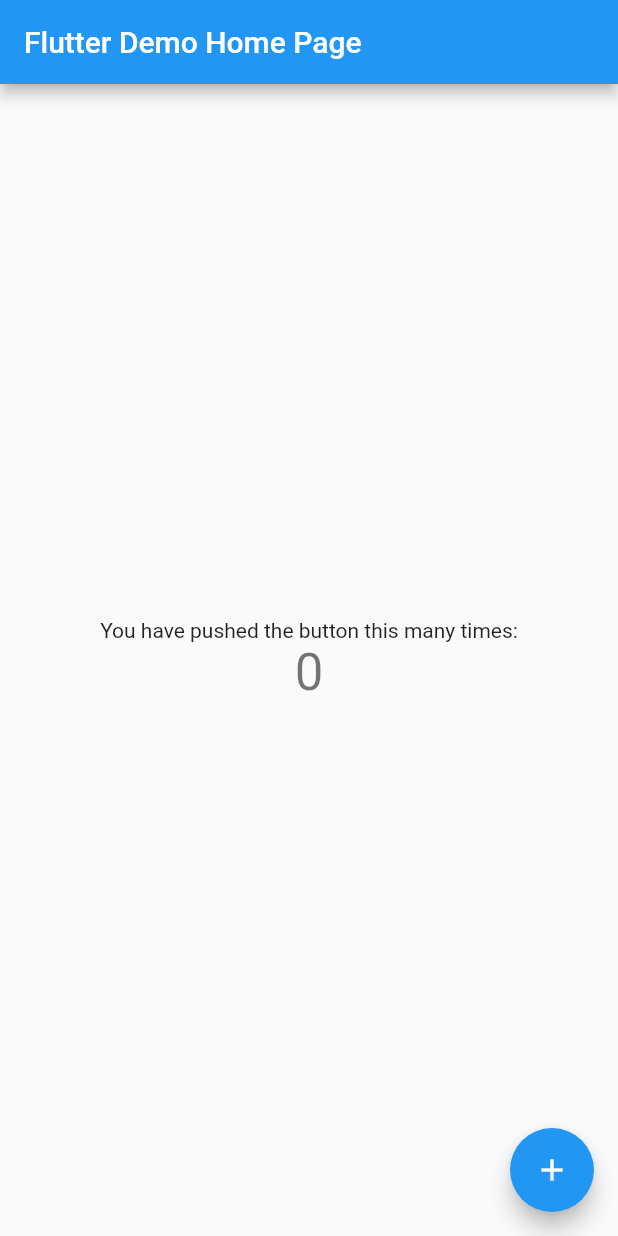
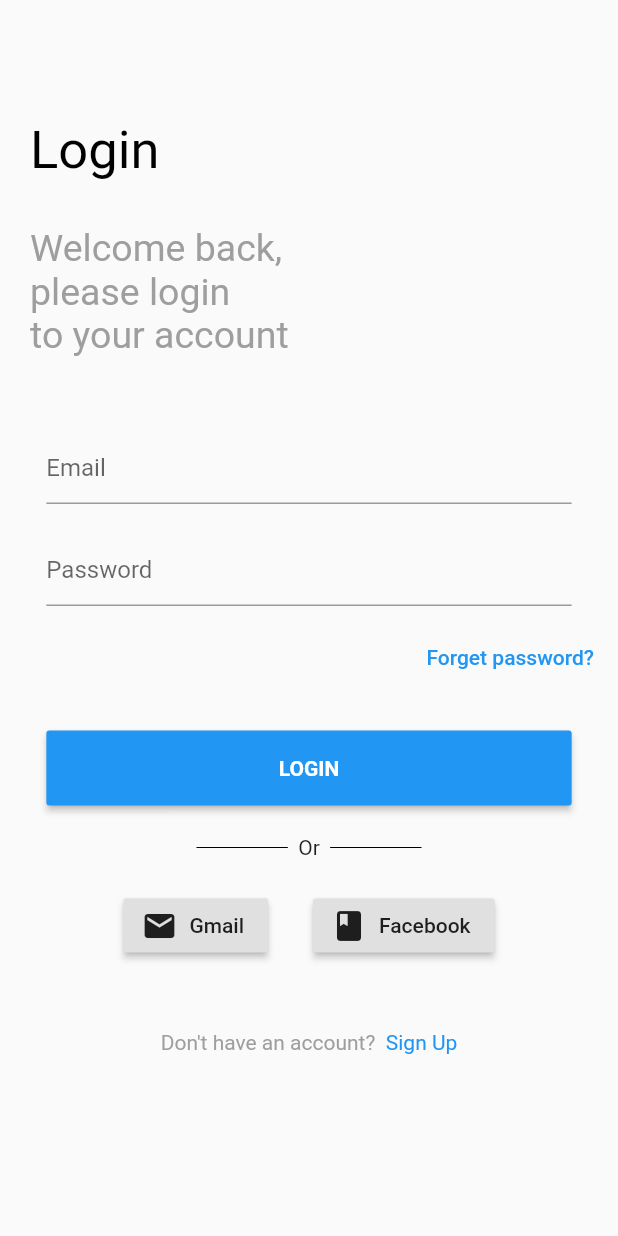
Before and after one commit to AdiKK17/login_signup, a Flutter app: the screen it shows after launch, on a phone screen of 412 x 824 dp. Run offline on Flutter 3.47's test engine with Material 2 defaults, Android fonts, the phone set to English and light mode, and no system bars; our stand-ins replace google_sign_in, shared_preferences.

Commit message:
signIn with google is working

```diff
--- /dev/null
+++ b/lib/auth_page.dart
@@ -0,0 +1,334 @@
+import 'dart:convert';
+
+import 'package:flutter/material.dart';
+import 'package:loginsignup/home_page.dart';
+
+import 'package:provider/provider.dart';
+import 'package:google_sign_in/google_sign_in.dart';
+import 'package:http/http.dart' as http;
+
+import 'auth_provider.dart';
+
+enum AuthMode { Login, SignUp }
+
+class AuthenticationPage extends StatefulWidget {
+  final bool againLogging;
+
+  AuthenticationPage({this.againLogging = false});
+
+  @override
+  State<StatefulWidget> createState() {
+    // TODO: implement createState
+    return _AuthenticationPage();
+  }
+}
+
+class _AuthenticationPage extends State<AuthenticationPage> {
+  var _isLoading = false;
+  AuthMode _authMode = AuthMode.Login;
+  final GlobalKey<FormState> _formKey = GlobalKey<FormState>();
+  final TextEditingController _passwordTextController = TextEditingController();
+
+  GoogleSignIn _googleSignIn = GoogleSignIn(
+    scopes: <String>[
+      'email',
+    'profile',
+//      'https://www.googleapis.com/auth/contacts.readonly',
+    ],
+  );
+  GoogleSignInAccount _currentUser;
+  String _contactText;
+
+  @override
+  void initState() {
+    super.initState();
+    _googleSignIn.disconnect();
+    _googleSignIn.onCurrentUserChanged.listen((GoogleSignInAccount account) {
+      setState(() {
+        _currentUser = account;
+        print(account.displayName);
+        _shift(account.displayName);
+      });
+    });
+  }
+
+  _shift(name){
+    Navigator.of(context).pushReplacement(MaterialPageRoute(builder: (context) => HomePage(name)));
+  }
+
+
+  Future<void> _handleSignIn() async {
+    try {
+      await _googleSignIn.signIn();
+    } catch (error) {
+      print(error);
+    }
+  }
+
+
+  final Map<String, dynamic> _formData = {
+    "email": null,
+    "password": null,
+    "username": null,
+  };
+
+  Widget _buildEmailTextField() {
+    return TextFormField(
+      decoration: InputDecoration(hintText: 'Email'),
+      keyboardType: TextInputType.emailAddress,
+      validator: (String value) {
+        if (value.isEmpty ||
+            !RegExp(r"[a-z0-9!#$%&'*+/=?^_`{|}~-]+(?:\.[a-z0-9!#$%&'*+/=?^_`{|}~-]+)*@(?:[a-z0-9](?:[a-z0-9-]*[a-z0-9])?\.)+[a-z0-9](?:[a-z0-9-]*[a-z0-9])?")
+                .hasMatch(value)) {
+          return 'Please enter a valid email';
+        }
+        return null;
+      },
+      onSaved: (String value) {
+        _formData['email'] = value;
+      },
+    );
+  }
+
+  Widget _buildUsernameTextField() {
+    return TextFormField(
+      decoration: InputDecoration(hintText: 'Full Name'),
+      keyboardType: TextInputType.text,
+      validator: (String value) {
+        if (value.isEmpty) {
+          return 'Please enter a valid email';
+        }
+        return null;
+      },
+      onSaved: (String value) {
+        _formData['username'] = value;
+      },
+    );
+  }
+
+  Widget _buildPasswordTextField() {
+    return TextFormField(
+      decoration: InputDecoration(hintText: 'Password'),
+      obscureText: true,
+      controller: _passwordTextController,
+      validator: (String value) {
+        if (value.isEmpty || value.length < 6) {
+          return 'Password invalid';
+        }
+        return null;
+      },
+      onSaved: (String value) {
+        _formData['password'] = value;
+      },
+    );
+  }
+
+  Widget _buildSubmitButton() {
+    return RaisedButton(
+        color: Colors.blue,
+        child: Text(
+          _authMode == AuthMode.Login ? "LOGIN" : "REGISTER",
+          style: TextStyle(color: Colors.white, fontWeight: FontWeight.bold),
+        ),
+        onPressed: () {
+          _submitForm();
+        });
+  }
+
+  Future<void> _submitForm() async {
+    if (!_formKey.currentState.validate()) {
+      return;
+    }
+    _formKey.currentState.save();
+
+    FocusScope.of(context).unfocus();
+
+    setState(() {
+      _isLoading = true;
+    });
+
+//    if (_authMode == AuthMode.Login) {
+//       Provider.of<AuthProvider>(context,listen: false).login(context,_formData["email"], _formData["password"]).then((value) {
+//         setState(() {_isLoading = false;});
+//        if(value == "yes"){
+//          Navigator.of(context).pushReplacement(MaterialPageRoute(builder: (context) => HomePage()));
+//        } else if(value == "maybe") {
+//          Navigator.of(context).pushReplacement(MaterialPageRoute(builder: (context) => OtpVerificationPage()));
+//        }
+//       });
+//    } else {
+//      Provider.of<AuthProvider>(context, listen: false)
+//          .signUp(context,_formData["username"],_formData["email"], _formData["password"]).then((value) {
+//        setState(() {_isLoading = false;});
+//        if(value){
+//          Navigator.of(context).pushReplacement(MaterialPageRoute(builder: (context) => OtpVerificationPage()));
+//        }
+//      });
+//    }
+  }
+
+  @override
+  Widget build(BuildContext context) {
+    // TODO: implement build
+
+    final double deviceWidth = MediaQuery.of(context).size.width;
+    return Scaffold(
+      body: Container(
+        height: double.infinity,
+        width: double.infinity,
+        child: Form(
+          key: _formKey,
+          child: SingleChildScrollView(
+            child: Column(
+              children: <Widget>[
+                Container(
+                  padding: EdgeInsets.only(top: 80, left: 20),
+                  alignment: Alignment.centerLeft,
+                  child: Text(
+                    _authMode == AuthMode.Login ? "Login" : "Register",
+                    style: TextStyle(
+                        color: Colors.black,
+                        fontWeight: FontWeight.w400,
+                        fontSize: 35),
+                  ),
+                ),
+                SizedBox(
+                  height: 30,
+                ),
+                Container(
+                  padding: EdgeInsets.only(left: 20),
+                  alignment: Alignment.centerLeft,
+                  child: Text(
+                    _authMode == AuthMode.Login
+                        ? "Welcome back,\nplease login\nto your account"
+                        : "Lets get\nyou on board",
+                    style: TextStyle(color: Colors.grey, fontSize: 25),
+                  ),
+                ),
+                SizedBox(
+                  height: 50,
+                ),
+                Container(
+                  child: _buildEmailTextField(),
+                  width: deviceWidth * 0.85,
+                ),
+                SizedBox(
+                  height: 10,
+                ),
+                _authMode == AuthMode.SignUp
+                    ? Container(
+                        child: _buildUsernameTextField(),
+                        width: deviceWidth * 0.85,
+                      )
+                    : Container(),
+                SizedBox(
+                  height: 10,
+                ),
+                Container(
+                  child: _buildPasswordTextField(),
+                  width: deviceWidth * 0.85,
+                ),
+                SizedBox(
+                  height: 10,
+                ),
+                _authMode == AuthMode.Login
+                    ? Container(
+                        alignment: Alignment.centerRight,
+                        child: FlatButton(
+                          child: Text(
+                            "Forget password?",
+                            style: TextStyle(color: Colors.blue),
+                          ),
+                          onPressed: () {},
+                        ),
+                      )
+                    : Container(),
+                SizedBox(
+                  height: 25,
+                ),
+                _isLoading == true
+                    ? CircularProgressIndicator()
+                    : Container(
+                        child: _buildSubmitButton(),
+                        height: 50,
+                        width: deviceWidth * 0.85,
+                      ),
+                SizedBox(
+                  height: 20,
+                ),
+                Container(
+                  width: 150,
+                  child: Row(
+                    children: [
+                      Expanded(
+                          child: Divider(
+                        color: Colors.black,
+                      )),
+                      Text("  Or  "),
+                      Expanded(
+                          child: Divider(
+                        color: Colors.black,
+                      )),
+                    ],
+                  ),
+                ),
+                SizedBox(
+                  height: 20,
+                ),
+                Row(
+                  mainAxisAlignment: MainAxisAlignment.center,
+                  children: [
+                    RaisedButton.icon(
+                        onPressed: () {
+                          _handleSignIn();
+                        },
+                        icon: Icon(Icons.mail),
+                        label: Text("Gmail")),
+                    SizedBox(
+                      width: 30,
+                    ),
+                    RaisedButton.icon(
+                      onPressed: () {},
+                      icon: Icon(Icons.book),
+                      label: Text("Facebook"),
+                    ),
+                  ],
+                ),
+                SizedBox(
+                  height: 30,
+                ),
+                _isLoading == false
+                    ? FlatButton(
+                        onPressed: () {
+                          setState(() {
+                            if (_authMode == AuthMode.Login) {
+                              _authMode = AuthMode.SignUp;
+                            } else {
+                              _authMode = AuthMode.Login;
+                            }
+                          });
+                        },
+                        child: RichText(
+                          text: TextSpan(
+                              text: _authMode == AuthMode.Login
+                                  ? "Don't have an account?"
+                                  : "Already have an account?",
+                              style: TextStyle(color: Colors.grey),
+                              children: [
+                                TextSpan(
+                                    text: _authMode == AuthMode.Login
+                                        ? "  Sign Up"
+                                        : "  Sign In",
+                                    style: TextStyle(color: Colors.blue))
+                              ]),
+                        ),
+                      )
+                    : Container()
+              ],
+            ),
+          ),
+        ),
+      ),
+    );
+  }
+}
--- a/lib/main.dart
+++ b/lib/main.dart
@@ -1,117 +1,27 @@
 import 'package:flutter/material.dart';
+import 'package:flutter/services.dart';
+
+import 'package:provider/provider.dart';
+
+import 'auth_provider.dart';
+import 'auth_page.dart';
 
 void main() {
-  runApp(MyApp());
-}
-
-class MyApp extends StatelessWidget {
-  // This widget is the root of your application.
-  @override
-  Widget build(BuildContext context) {
-    return MaterialApp(
-      title: 'Flutter Demo',
-      theme: ThemeData(
-        // This is the theme of your application.
-        //
-        // Try running your application with "flutter run". You'll see the
-        // application has a blue toolbar. Then, without quitting the app, try
-        // changing the primarySwatch below to Colors.green and then invoke
-        // "hot reload" (press "r" in the console where you ran "flutter run",
-        // or simply save your changes to "hot reload" in a Flutter IDE).
-        // Notice that the counter didn't reset back to zero; the application
-        // is not restarted.
-        primarySwatch: Colors.blue,
-        // This makes the visual density adapt to the platform that you run
-        // the app on. For desktop platforms, the controls will be smaller and
-        // closer together (more dense) than on mobile platforms.
-        visualDensity: VisualDensity.adaptivePlatformDensity,
-      ),
-      home: MyHomePage(title: 'Flutter Demo Home Page'),
-    );
-  }
-}
-
-class MyHomePage extends StatefulWidget {
-  MyHomePage({Key key, this.title}) : super(key: key);
-
-  // This widget is the home page of your application. It is stateful, meaning
-  // that it has a State object (defined below) that contains fields that affect
-  // how it looks.
-
-  // This class is the configuration for the state. It holds the values (in this
-  // case the title) provided by the parent (in this case the App widget) and
-  // used by the build method of the State. Fields in a Widget subclass are
-  // always marked "final".
-
-  final String title;
-
-  @override
-  _MyHomePageState createState() => _MyHomePageState();
-}
-
-class _MyHomePageState extends State<MyHomePage> {
-  int _counter = 0;
-
-  void _incrementCounter() {
-    setState(() {
-      // This call to setState tells the Flutter framework that something has
-      // changed in this State, which causes it to rerun the build method below
-      // so that the display can reflect the updated values. If we changed
-      // _counter without calling setState(), then the build method would not be
-      // called again, and so nothing would appear to happen.
-      _counter++;
-    });
-  }
-
-  @override
-  Widget build(BuildContext context) {
-    // This method is rerun every time setState is called, for instance as done
-    // by the _incrementCounter method above.
-    //
-    // The Flutter framework has been optimized to make rerunning build methods
-    // fast, so that you can just rebuild anything that needs updating rather
-    // than having to individually change instances of widgets.
-    return Scaffold(
-      appBar: AppBar(
-        // Here we take the value from the MyHomePage object that was created by
-        // the App.build method, and use it to set our appbar title.
-        title: Text(widget.title),
-      ),
-      body: Center(
-        // Center is a layout widget. It takes a single child and positions it
-        // in the middle of the parent.
-        child: Column(
-          // Column is also a layout widget. It takes a list of children and
-          // arranges them vertically. By default, it sizes itself to fit its
-          // children horizontally, and tries to be as tall as its parent.
-          //
-          // Invoke "debug painting" (press "p" in the console, choose the
-          // "Toggle Debug Paint" action from the Flutter Inspector in Android
-          // Studio, or the "Toggle Debug Paint" command in Visual Studio Code)
-          // to see the wireframe for each widget.
-          //
-          // Column has various properties to control how it sizes itself and
-          // how it positions its children. Here we use mainAxisAlignment to
-          // center the children vertically; the main axis here is the vertical
-          // axis because Columns are vertical (the cross axis would be
-          // horizontal).
-          mainAxisAlignment: MainAxisAlignment.center,
-          children: <Widget>[
-            Text(
-              'You have pushed the button this many times:',
-            ),
-            Text(
-              '$_counter',
-              style: Theme.of(context).textTheme.headline4,
-            ),
-          ],
+  WidgetsFlutterBinding.ensureInitialized();
+  SystemChrome.setPreferredOrientations([DeviceOrientation.portraitUp])
+      .then((_) {
+    runApp(
+      new MultiProvider(
+        providers: [
+          ChangeNotifierProvider.value(
+            value: AuthProvider(),
+          ),
+        ],
+        child: MaterialApp(
+          debugShowCheckedModeBanner: false,
+          home: AuthenticationPage(),
         ),
       ),
-      floatingActionButton: FloatingActionButton(
-        onPressed: _incrementCounter,
-        tooltip: 'Increment',
-        child: Icon(Icons.add),
-      ), // This trailing comma makes auto-formatting nicer for build methods.
     );
-  }
+  });
 }
--- a/pubspec.yaml
+++ b/pubspec.yaml
@@ -31,6 +31,7 @@ dependencies:
   provider:
   shared_preferences:
   http:
+  google_sign_in: ^4.5.1
 
 
 dev_dependencies:
```
Also changed, not shown: lib/auth_provider.dart (added, +244 -0 lines), lib/home_page.dart (added, +25 -0 lines), pubspec.lock, 4 other files.
